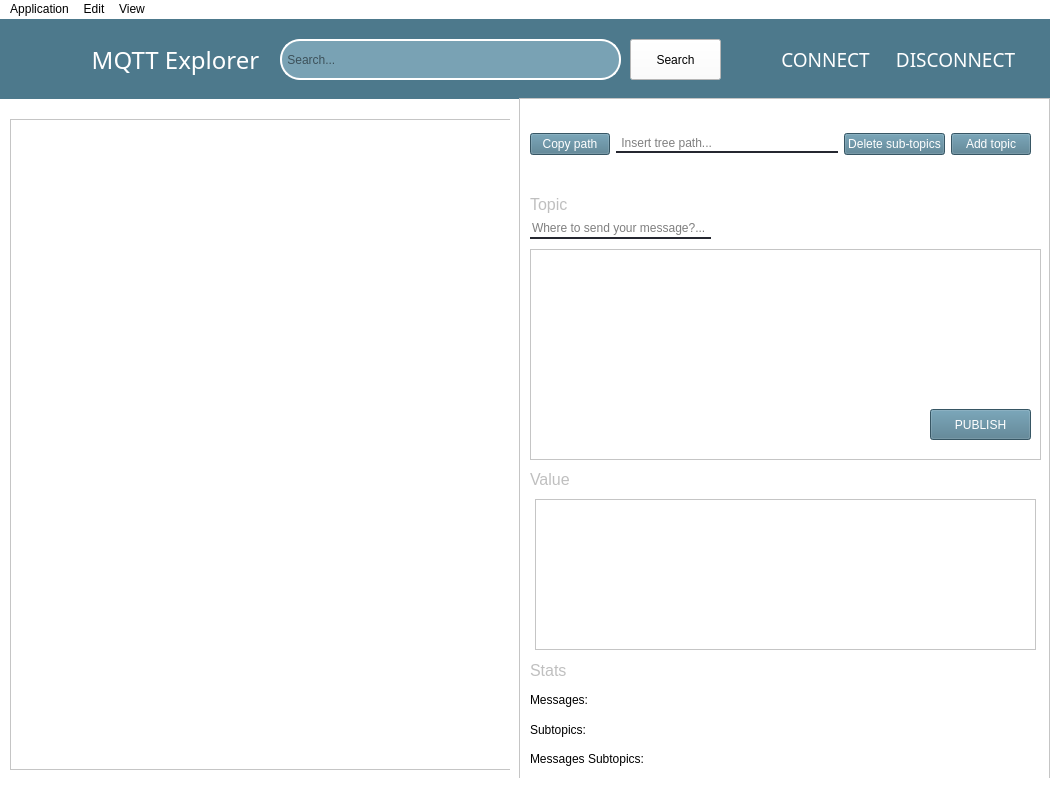
Above: src/gui/mainwindow.ui from Sekky61/MQTT-monitor before the change. Below: the same form after it.
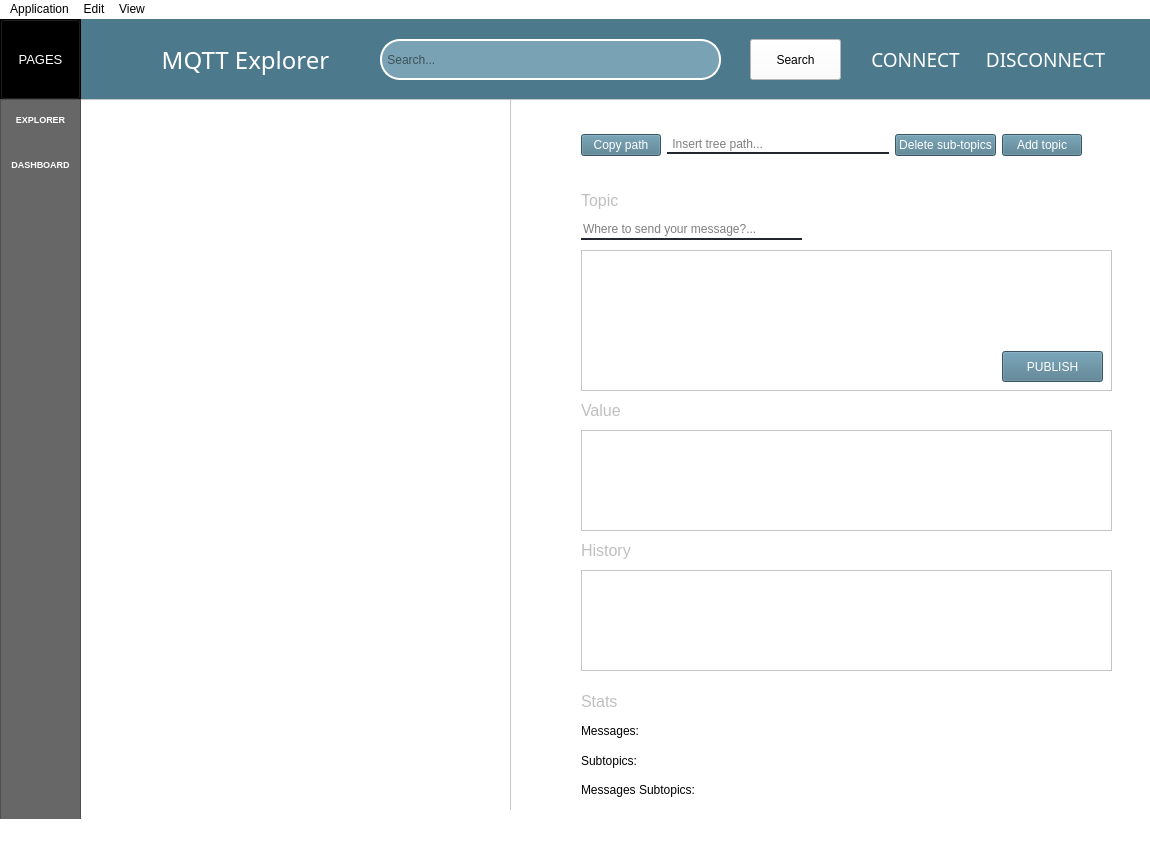
That is the form after the change.

Commit message: menu,history

Patch:
```diff
--- a/src/gui/mainwindow.ui
+++ b/src/gui/mainwindow.ui
@@ -6,14 +6,14 @@
    <rect>
     <x>0</x>
     <y>0</y>
-    <width>1050</width>
-    <height>800</height>
+    <width>1150</width>
+    <height>850</height>
    </rect>
   </property>
   <property name="maximumSize">
    <size>
-    <width>1200</width>
-    <height>800</height>
+    <width>1150</width>
+    <height>850</height>
    </size>
   </property>
   <property name="windowTitle">
@@ -29,192 +29,126 @@
      <height>800</height>
     </size>
    </property>
-   <widget class="QFrame" name="frame">
+   <widget class="QFrame" name="frame_menu">
     <property name="geometry">
      <rect>
       <x>0</x>
-      <y>0</y>
-      <width>1111</width>
-      <height>80</height>
-     </rect>
-    </property>
-    <property name="styleSheet">
-     <string notr="true">background-color: rgb(77, 121, 140);</string>
-    </property>
-    <property name="frameShape">
-     <enum>QFrame::NoFrame</enum>
-    </property>
-    <property name="frameShadow">
-     <enum>QFrame::Raised</enum>
-    </property>
-    <widget class="QLabel" name="sing_label">
-     <property name="geometry">
-      <rect>
-       <x>70</x>
-       <y>20</y>
-       <width>211</width>
-       <height>41</height>
-      </rect>
-     </property>
-     <property name="font">
-      <font>
-       <family>Rockwell</family>
-       <pointsize>18</pointsize>
-      </font>
-     </property>
-     <property name="styleSheet">
-      <string notr="true">color: rgb(255, 255, 255);</string>
-     </property>
-     <property name="text">
-      <string>MQTT Explorer</string>
-     </property>
-     <property name="alignment">
-      <set>Qt::AlignCenter</set>
-     </property>
-    </widget>
-    <widget class="QLineEdit" name="lineEdit">
-     <property name="geometry">
-      <rect>
-       <x>280</x>
-       <y>20</y>
-       <width>341</width>
-       <height>41</height>
-      </rect>
-     </property>
-     <property name="styleSheet">
-      <string notr="true">QLineEdit{
-background-color: rgb(121, 162, 180);
-border: 2px solid rgb(255,255,255);
-border-radius: 20px;
-}</string>
-     </property>
-     <property name="inputMask">
-      <string/>
-     </property>
-     <property name="text">
-      <string/>
-     </property>
-     <property name="readOnly">
-      <bool>false</bool>
-     </property>
-     <property name="placeholderText">
-      <string> Search...</string>
-     </property>
-     <property name="clearButtonEnabled">
-      <bool>true</bool>
-     </property>
-    </widget>
-    <widget class="QPushButton" name="searchButton">
-     <property name="geometry">
-      <rect>
-       <x>630</x>
-       <y>20</y>
-       <width>91</width>
-       <height>41</height>
-      </rect>
-     </property>
-     <property name="styleSheet">
-      <string notr="true">background-color: rgb(255, 255, 255);</string>
-     </property>
-     <property name="text">
-      <string>Search</string>
-     </property>
-    </widget>
-    <widget class="QPushButton" name="buttonConnect">
-     <property name="geometry">
-      <rect>
-       <x>770</x>
-       <y>20</y>
-       <width>111</width>
-       <height>41</height>
-      </rect>
-     </property>
-     <property name="font">
-      <font>
-       <family>Poor Richard</family>
-       <pointsize>14</pointsize>
-      </font>
-     </property>
-     <property name="styleSheet">
-      <string notr="true">color: rgb(255, 255, 255);
-background-color: rgb(77, 121, 140);</string>
-     </property>
-     <property name="text">
-      <string>CONNECT</string>
-     </property>
-     <property name="flat">
-      <bool>true</bool>
-     </property>
-    </widget>
-    <widget class="QPushButton" name="button_disconnect">
-     <property name="geometry">
-      <rect>
-       <x>890</x>
-       <y>20</y>
-       <width>131</width>
-       <height>41</height>
-      </rect>
-     </property>
-     <property name="font">
-      <font>
-       <family>Poor Richard</family>
-       <pointsize>14</pointsize>
-      </font>
-     </property>
-     <property name="styleSheet">
-      <string notr="true">color: rgb(255, 255, 255);
-background-color: rgb(77, 121, 140);</string>
-     </property>
-     <property name="text">
-      <string>DISCONNECT</string>
-     </property>
-     <property name="flat">
-      <bool>true</bool>
-     </property>
-    </widget>
-   </widget>
-   <widget class="QTreeView" name="treeView">
-    <property name="geometry">
-     <rect>
-      <x>10</x>
-      <y>100</y>
-      <width>521</width>
-      <height>651</height>
-     </rect>
-    </property>
-    <property name="font">
-     <font>
-      <weight>75</weight>
-      <bold>true</bold>
-     </font>
-    </property>
-    <property name="frameShadow">
-     <enum>QFrame::Raised</enum>
-    </property>
-    <attribute name="headerVisible">
-     <bool>false</bool>
-    </attribute>
-   </widget>
-   <widget class="Line" name="line">
-    <property name="geometry">
-     <rect>
-      <x>510</x>
       <y>80</y>
-      <width>20</width>
-      <height>731</height>
+      <width>81</width>
+      <height>835</height>
      </rect>
     </property>
-    <property name="orientation">
-     <enum>Qt::Vertical</enum>
+    <property name="maximumSize">
+     <size>
+      <width>16777215</width>
+      <height>16777215</height>
+     </size>
     </property>
-   </widget>
+    <property name="layoutDirection">
+     <enum>Qt::LeftToRight</enum>
+    </property>
+    <property name="autoFillBackground">
+     <bool>false</bool>
+    </property>
+    <property name="styleSheet">
+     <string notr="true">background-color: rgb(103, 103, 103);</string>
+    </property>
+    <property name="frameShape">
+     <enum>QFrame::StyledPanel</enum>
+    </property>
+    <property name="frameShadow">
+     <enum>QFrame::Raised</enum>
+    </property>
+    <widget class="QPushButton" name="Explorer_button">
+     <property name="geometry">
+      <rect>
+       <x>0</x>
+       <y>0</y>
+       <width>81</width>
+       <height>41</height>
+      </rect>
+     </property>
+     <property name="font">
+      <font>
+       <pointsize>7</pointsize>
+       <weight>75</weight>
+       <bold>true</bold>
+      </font>
+     </property>
+     <property name="autoFillBackground">
+      <bool>false</bool>
+     </property>
+     <property name="styleSheet">
+      <string notr="true">QPushButton{
+	color: rgb(255, 255, 255);
+	background-color: rgb(103, 103, 103);
+}
+
+QPushButton:hover{
+	background-color: rgb(77, 121, 140);
+}</string>
+     </property>
+     <property name="text">
+      <string>EXPLORER</string>
+     </property>
+     <property name="flat">
+      <bool>true</bool>
+     </property>
+    </widget>
+    <widget class="QPushButton" name="Dash_button">
+     <property name="geometry">
+      <rect>
+       <x>0</x>
+       <y>50</y>
+       <width>81</width>
+       <height>31</height>
+      </rect>
+     </property>
+     <property name="font">
+      <font>
+       <pointsize>7</pointsize>
+       <weight>75</weight>
+       <bold>true</bold>
+      </font>
+     </property>
+     <property name="styleSheet">
+      <string notr="true">QPushButton{
+	color: rgb(255, 255, 255);
+	background-color: rgb(103, 103, 103);
+}
+
+QPushButton:hover{
+	background-color: rgb(77, 121, 140);
+}</string>
+     </property>
+     <property name="text">
+      <string>DASHBOARD</string>
+     </property>
+     <property name="flat">
+      <bool>true</bool>
+     </property>
+    </widget>
+   </widget>
+   <widget class="QStackedWidget" name="Pages">
+    <property name="geometry">
+     <rect>
+      <x>80</x>
+      <y>0</y>
+      <width>1071</width>
+      <height>791</height>
+     </rect>
+    </property>
+    <property name="currentIndex">
+     <number>0</number>
+    </property>
+    <widget class="QWidget" name="page">
    <widget class="QScrollArea" name="scrollArea">
     <property name="geometry">
      <rect>
-      <x>519</x>
-      <y>79</y>
-      <width>531</width>
-      <height>711</height>
+        <x>430</x>
+        <y>80</y>
+        <width>641</width>
+        <height>751</height>
      </rect>
     </property>
     <property name="styleSheet">
@@ -231,14 +165,14 @@
       <rect>
        <x>0</x>
        <y>0</y>
-       <width>529</width>
-       <height>709</height>
+         <width>639</width>
+         <height>749</height>
       </rect>
      </property>
      <widget class="QWidget" name="layoutWidget_main">
       <property name="geometry">
        <rect>
-        <x>10</x>
+          <x>70</x>
         <y>10</y>
         <width>501</width>
         <height>71</height>
@@ -311,21 +245,11 @@
        </item>
       </layout>
      </widget>
-     <widget class="QTextEdit" name="textEdit">
-      <property name="geometry">
-       <rect>
-        <x>10</x>
-        <y>150</y>
-        <width>511</width>
-        <height>211</height>
-       </rect>
-      </property>
-     </widget>
      <widget class="QWidget" name="layoutWidget">
       <property name="geometry">
        <rect>
-        <x>10</x>
-        <y>560</y>
+          <x>70</x>
+          <y>590</y>
         <width>131</width>
         <height>111</height>
        </rect>
@@ -369,29 +293,12 @@
        </item>
       </layout>
      </widget>
-     <widget class="QPushButton" name="publish_button">
-      <property name="geometry">
-       <rect>
-        <x>410</x>
-        <y>310</y>
-        <width>101</width>
-        <height>31</height>
-       </rect>
-      </property>
-      <property name="styleSheet">
-       <string notr="true">color: rgb(255, 255, 255);
-background-color: rgb(77, 121, 140);</string>
-      </property>
-      <property name="text">
-       <string>PUBLISH</string>
-      </property>
-     </widget>
      <widget class="QLineEdit" name="path_message">
       <property name="geometry">
        <rect>
-        <x>10</x>
+          <x>70</x>
         <y>120</y>
-        <width>181</width>
+          <width>221</width>
         <height>20</height>
        </rect>
       </property>
@@ -417,8 +324,8 @@
      <widget class="QLabel" name="Message_label">
       <property name="geometry">
        <rect>
-        <x>10</x>
-        <y>95</y>
+          <x>70</x>
+          <y>90</y>
         <width>61</width>
         <height>21</height>
        </rect>
@@ -438,8 +345,8 @@
      <widget class="QLabel" name="value_label">
       <property name="geometry">
        <rect>
-        <x>10</x>
-        <y>370</y>
+          <x>70</x>
+          <y>300</y>
         <width>71</width>
         <height>21</height>
        </rect>
@@ -456,25 +363,418 @@
        <string>Value</string>
       </property>
      </widget>
-     <widget class="QGraphicsView" name="graphicsView">
+       <widget class="QScrollArea" name="scrollArea_2">
       <property name="geometry">
        <rect>
-        <x>15</x>
-        <y>400</y>
-        <width>501</width>
+          <x>70</x>
+          <y>150</y>
+          <width>531</width>
+          <height>141</height>
+         </rect>
+        </property>
+        <property name="widgetResizable">
+         <bool>true</bool>
+        </property>
+        <widget class="QWidget" name="scrollAreaWidgetContents_3">
+         <property name="geometry">
+          <rect>
+           <x>0</x>
+           <y>0</y>
+           <width>529</width>
+           <height>139</height>
+          </rect>
+         </property>
+         <widget class="QPushButton" name="publish_button">
+          <property name="geometry">
+           <rect>
+            <x>420</x>
+            <y>100</y>
+            <width>101</width>
+            <height>31</height>
+           </rect>
+          </property>
+          <property name="styleSheet">
+           <string notr="true">color: rgb(255, 255, 255);
+background-color: rgb(77, 121, 140);</string>
+          </property>
+          <property name="text">
+           <string>PUBLISH</string>
+          </property>
+         </widget>
+         <widget class="QTextEdit" name="textEdit">
+          <property name="geometry">
+           <rect>
+            <x>-10</x>
+            <y>-10</y>
+            <width>541</width>
         <height>151</height>
        </rect>
       </property>
      </widget>
-    </widget>
-   </widget>
+         <zorder>textEdit</zorder>
+         <zorder>publish_button</zorder>
+        </widget>
+       </widget>
+       <widget class="QScrollArea" name="scrollArea_3">
+        <property name="geometry">
+         <rect>
+          <x>70</x>
+          <y>330</y>
+          <width>531</width>
+          <height>101</height>
+         </rect>
+        </property>
+        <property name="widgetResizable">
+         <bool>true</bool>
+        </property>
+        <widget class="QWidget" name="scrollAreaWidgetContents_4">
+         <property name="geometry">
+          <rect>
+           <x>0</x>
+           <y>0</y>
+           <width>529</width>
+           <height>99</height>
+          </rect>
+         </property>
+         <widget class="QGraphicsView" name="graphicsView">
+          <property name="geometry">
+           <rect>
+            <x>-10</x>
+            <y>-10</y>
+            <width>561</width>
+            <height>111</height>
+           </rect>
+          </property>
+         </widget>
+        </widget>
+       </widget>
+       <widget class="QLabel" name="value_label_3">
+        <property name="geometry">
+         <rect>
+          <x>70</x>
+          <y>440</y>
+          <width>71</width>
+          <height>21</height>
+         </rect>
+        </property>
+        <property name="font">
+         <font>
+          <pointsize>12</pointsize>
+         </font>
+        </property>
+        <property name="styleSheet">
+         <string notr="true">color:rgb(191, 191, 191);</string>
+        </property>
+        <property name="text">
+         <string>History</string>
+        </property>
+       </widget>
+       <widget class="QScrollArea" name="scrollArea_4">
+        <property name="geometry">
+         <rect>
+          <x>70</x>
+          <y>470</y>
+          <width>531</width>
+          <height>101</height>
+         </rect>
+        </property>
+        <property name="widgetResizable">
+         <bool>true</bool>
+        </property>
+        <widget class="QWidget" name="scrollAreaWidgetContents_8">
+         <property name="geometry">
+          <rect>
+           <x>0</x>
+           <y>0</y>
+           <width>529</width>
+           <height>99</height>
+          </rect>
+         </property>
+         <widget class="QGraphicsView" name="graphicsView_3">
+          <property name="geometry">
+           <rect>
+            <x>-5</x>
+            <y>-9</y>
+            <width>541</width>
+            <height>111</height>
+           </rect>
+          </property>
+         </widget>
+        </widget>
+       </widget>
+      </widget>
+     </widget>
+     <widget class="QTreeView" name="treeView">
+      <property name="geometry">
+       <rect>
+        <x>0</x>
+        <y>80</y>
+        <width>431</width>
+        <height>721</height>
+       </rect>
+      </property>
+      <attribute name="headerVisible">
+       <bool>false</bool>
+      </attribute>
+     </widget>
+     <widget class="QFrame" name="frame">
+      <property name="geometry">
+       <rect>
+        <x>-70</x>
+        <y>0</y>
+        <width>1151</width>
+        <height>80</height>
+       </rect>
+      </property>
+      <property name="styleSheet">
+       <string notr="true">background-color: rgb(77, 121, 140);</string>
+      </property>
+      <property name="frameShape">
+       <enum>QFrame::NoFrame</enum>
+      </property>
+      <property name="frameShadow">
+       <enum>QFrame::Raised</enum>
+      </property>
+      <widget class="QLabel" name="sing_label">
+       <property name="geometry">
+        <rect>
+         <x>130</x>
+         <y>20</y>
+         <width>211</width>
+         <height>41</height>
+        </rect>
+       </property>
+       <property name="font">
+        <font>
+         <family>Rockwell</family>
+         <pointsize>18</pointsize>
+        </font>
+       </property>
+       <property name="styleSheet">
+        <string notr="true">color: rgb(255, 255, 255);</string>
+       </property>
+       <property name="text">
+        <string>MQTT Explorer</string>
+       </property>
+       <property name="alignment">
+        <set>Qt::AlignCenter</set>
+       </property>
+      </widget>
+      <widget class="QLineEdit" name="lineEdit">
+       <property name="geometry">
+        <rect>
+         <x>370</x>
+         <y>20</y>
+         <width>341</width>
+         <height>41</height>
+        </rect>
+       </property>
+       <property name="styleSheet">
+        <string notr="true">QLineEdit{
+background-color: rgb(121, 162, 180);
+border: 2px solid rgb(255,255,255);
+border-radius: 20px;
+}</string>
+       </property>
+       <property name="inputMask">
+        <string/>
+       </property>
+       <property name="text">
+        <string/>
+       </property>
+       <property name="readOnly">
+        <bool>false</bool>
+       </property>
+       <property name="placeholderText">
+        <string> Search...</string>
+       </property>
+       <property name="clearButtonEnabled">
+        <bool>true</bool>
+       </property>
+      </widget>
+      <widget class="QPushButton" name="searchButton">
+       <property name="geometry">
+        <rect>
+         <x>740</x>
+         <y>20</y>
+         <width>91</width>
+         <height>41</height>
+        </rect>
+       </property>
+       <property name="styleSheet">
+        <string notr="true">background-color: rgb(255, 255, 255);</string>
+       </property>
+       <property name="text">
+        <string>Search</string>
+       </property>
+      </widget>
+      <widget class="QPushButton" name="buttonConnect">
+       <property name="geometry">
+        <rect>
+         <x>850</x>
+         <y>20</y>
+         <width>111</width>
+         <height>41</height>
+        </rect>
+       </property>
+       <property name="font">
+        <font>
+         <family>Poor Richard</family>
+         <pointsize>14</pointsize>
+        </font>
+       </property>
+       <property name="styleSheet">
+        <string notr="true">color: rgb(255, 255, 255);
+background-color: rgb(77, 121, 140);</string>
+       </property>
+       <property name="text">
+        <string>CONNECT</string>
+       </property>
+       <property name="flat">
+        <bool>true</bool>
+       </property>
+      </widget>
+      <widget class="QPushButton" name="button_disconnect">
+       <property name="geometry">
+        <rect>
+         <x>970</x>
+         <y>20</y>
+         <width>131</width>
+         <height>41</height>
+        </rect>
+       </property>
+       <property name="font">
+        <font>
+         <family>Poor Richard</family>
+         <pointsize>14</pointsize>
+        </font>
+       </property>
+       <property name="styleSheet">
+        <string notr="true">color: rgb(255, 255, 255);
+background-color: rgb(77, 121, 140);</string>
+       </property>
+       <property name="text">
+        <string>DISCONNECT</string>
+       </property>
+       <property name="flat">
+        <bool>true</bool>
+       </property>
+      </widget>
+     </widget>
+    </widget>
+    <widget class="QWidget" name="page_2">
+     <widget class="QFrame" name="frame_2">
+      <property name="geometry">
+       <rect>
+        <x>-70</x>
+        <y>0</y>
+        <width>1151</width>
+        <height>80</height>
+       </rect>
+      </property>
+      <property name="styleSheet">
+       <string notr="true">background-color: rgb(77, 121, 140);</string>
+      </property>
+      <property name="frameShape">
+       <enum>QFrame::NoFrame</enum>
+      </property>
+      <property name="frameShadow">
+       <enum>QFrame::Raised</enum>
+      </property>
+      <widget class="QLabel" name="sing_label_3">
+       <property name="geometry">
+        <rect>
+         <x>490</x>
+         <y>20</y>
+         <width>211</width>
+         <height>41</height>
+        </rect>
+       </property>
+       <property name="minimumSize">
+        <size>
+         <width>211</width>
+         <height>41</height>
+        </size>
+       </property>
+       <property name="font">
+        <font>
+         <family>Rockwell</family>
+         <pointsize>18</pointsize>
+        </font>
+       </property>
+       <property name="styleSheet">
+        <string notr="true">color: rgb(255, 255, 255);</string>
+       </property>
+       <property name="text">
+        <string>DASHBOARD</string>
+       </property>
+       <property name="alignment">
+        <set>Qt::AlignCenter</set>
+       </property>
+      </widget>
+     </widget>
+    </widget>
+   </widget>
+   <widget class="QFrame" name="frame_3">
+    <property name="geometry">
+     <rect>
+      <x>0</x>
+      <y>0</y>
+      <width>81</width>
+      <height>80</height>
+     </rect>
+    </property>
+    <property name="autoFillBackground">
+     <bool>false</bool>
+    </property>
+    <property name="styleSheet">
+     <string notr="true">background-color: rgb(0, 0, 0);</string>
+    </property>
+    <property name="frameShape">
+     <enum>QFrame::StyledPanel</enum>
+    </property>
+    <property name="frameShadow">
+     <enum>QFrame::Raised</enum>
+    </property>
+    <widget class="QPushButton" name="toogle_button">
+     <property name="geometry">
+      <rect>
+       <x>0</x>
+       <y>0</y>
+       <width>81</width>
+       <height>81</height>
+      </rect>
+     </property>
+     <property name="sizePolicy">
+      <sizepolicy hsizetype="Expanding" vsizetype="Expanding">
+       <horstretch>0</horstretch>
+       <verstretch>0</verstretch>
+      </sizepolicy>
+     </property>
+     <property name="font">
+      <font>
+       <pointsize>10</pointsize>
+      </font>
+     </property>
+     <property name="styleSheet">
+      <string notr="true">color: rgb(255, 255, 255);
+background-color: rgb(0, 0, 0);</string>
+     </property>
+     <property name="text">
+      <string>PAGES</string>
+     </property>
+    </widget>
+   </widget>
+   <zorder>Pages</zorder>
+   <zorder>frame_3</zorder>
+   <zorder>frame_menu</zorder>
   </widget>
   <widget class="QMenuBar" name="menubar">
    <property name="geometry">
     <rect>
      <x>0</x>
      <y>0</y>
-     <width>1050</width>
+     <width>1150</width>
      <height>21</height>
     </rect>
    </property>
```
Left out of the diff: 2 changed lines with no effect on the pictures. Lines whose indentation alone changed are shown as unchanged. The commit also changes 19 other files.
